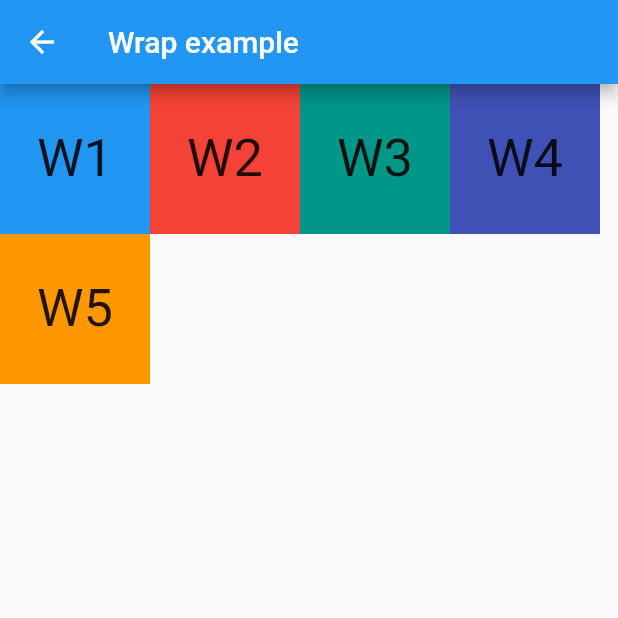
After one commit to Bivek10/animalGallery, a Flutter app: the screen it shows after launch, after a tap on "Wrap Example", on a phone screen of 412 x 824 dp, the top half of it. The commit adds this screen. Run offline on Flutter 3.47's test engine with Material 2 defaults, Android fonts, the phone set to English and light mode, and no system bars.

Commit message:
circle avatar, chip, wrap, stack

```diff
--- a/lib/circular_avatar.dart
+++ b/lib/circular_avatar.dart
@@ -2,8 +2,8 @@ import 'package:flutter/material.dart';
 import 'package:flutter/src/foundation/key.dart';
 import 'package:flutter/src/widgets/framework.dart';
 
-class CircularAvatars extends StatelessWidget {
-  const CircularAvatars({Key? key}) : super(key: key);
+class CircularAvatars1 extends StatelessWidget {
+  const CircularAvatars1({Key? key}) : super(key: key);
 
   @override
   Widget build(BuildContext context) {
--- a/lib/home_page.dart
+++ b/lib/home_page.dart
@@ -1,11 +1,16 @@
 import 'package:appone/bottom_navigator.dart';
 import 'package:appone/ink_well_ex.dart';
+import 'package:appone/stack_widget.dart';
+import 'package:appone/wrap_ex.dart';
 import 'package:flutter/material.dart';
 import 'package:flutter/src/animation/animation_controller.dart';
 import 'package:flutter/src/foundation/key.dart';
 import 'package:flutter/src/widgets/framework.dart';
 import 'package:flutter/src/widgets/ticker_provider.dart';
 
+import 'add_todo.dart';
+import 'chip_widget.dart';
+import 'circle_avtar.dart';
 import 'gesture_dectector_ex.dart';
 
 class HomePageMenu extends StatefulWidget {
@@ -79,6 +84,76 @@ class _HomePageMenuState extends State<HomePageMenu>
                 );
               },
               child: Text("Bottom Navigator  exmp"),
+            ),
+            SizedBox(
+              height: 10,
+            ),
+            ElevatedButton(
+              onPressed: () {
+                Navigator.push(
+                  context,
+                  MaterialPageRoute(
+                    builder: (context) => AddNote(),
+                  ),
+                );
+              },
+              child: Text("Todo Example"),
+            ),
+            SizedBox(
+              height: 10,
+            ),
+            ElevatedButton(
+              onPressed: () {
+                Navigator.push(
+                  context,
+                  MaterialPageRoute(
+                    builder: (context) => CircleAvtar(),
+                  ),
+                );
+              },
+              child: Text("Circle Avatar"),
+            ),
+            SizedBox(
+              height: 10,
+            ),
+            ElevatedButton(
+              onPressed: () {
+                Navigator.push(
+                  context,
+                  MaterialPageRoute(
+                    builder: (context) => ChipWidget(),
+                  ),
+                );
+              },
+              child: Text("Chip Example"),
+            ),
+            SizedBox(
+              height: 10,
+            ),
+            ElevatedButton(
+              onPressed: () {
+                Navigator.push(
+                  context,
+                  MaterialPageRoute(
+                    builder: (context) => StackExample(),
+                  ),
+                );
+              },
+              child: Text("Stack Example"),
+            ),
+            SizedBox(
+              height: 10,
+            ),
+            ElevatedButton(
+              onPressed: () {
+                Navigator.push(
+                  context,
+                  MaterialPageRoute(
+                    builder: (context) => WrapExample(),
+                  ),
+                );
+              },
+              child: Text("Wrap Example"),
             )
           ],
         ),
--- a/lib/login_page.dart
+++ b/lib/login_page.dart
@@ -70,7 +70,7 @@ class _LoginFormState extends State<LoginForm> {
                 Navigator.push(
                   context,
                   MaterialPageRoute(
-                    builder: (context) => ProfilePage(),
+                    builder: (context) => AddNote(),
                   ),
                 );
               },
--- /dev/null
+++ b/lib/wrap_ex.dart
@@ -0,0 +1,73 @@
+import 'package:flutter/material.dart';
+import 'package:flutter/src/foundation/key.dart';
+import 'package:flutter/src/widgets/framework.dart';
+
+class WrapExample extends StatelessWidget {
+  const WrapExample({Key? key}) : super(key: key);
+
+  @override
+  Widget build(BuildContext context) {
+    return Scaffold(
+      appBar: AppBar(
+        title: Text("Wrap example"),
+      ),
+      body: Wrap(
+        //direction: Axis.vertical,
+        //alignment: WrapAlignment.center,
+        //spacing: 8.0,
+        //runAlignment: WrapAlignment.center,
+        //runSpacing: 8.0,
+        //crossAxisAlignment: WrapCrossAlignment.center,
+        // textDirection: TextDirection.rtl,
+        // verticalDirection: VerticalDirection.up,
+        children: <Widget>[
+          Container(
+              color: Colors.blue,
+              width: 100,
+              height: 100,
+              child: Center(
+                  child: Text(
+                "W1",
+                textScaleFactor: 2.5,
+              ))),
+          Container(
+              color: Colors.red,
+              width: 100,
+              height: 100,
+              child: Center(
+                  child: Text(
+                "W2",
+                textScaleFactor: 2.5,
+              ))),
+          Container(
+              color: Colors.teal,
+              width: 100,
+              height: 100,
+              child: Center(
+                  child: Text(
+                "W3",
+                textScaleFactor: 2.5,
+              ))),
+          Container(
+              color: Colors.indigo,
+              width: 100,
+              height: 100,
+              child: Center(
+                  child: Text(
+                "W4",
+                textScaleFactor: 2.5,
+              ))),
+          Container(
+              color: Colors.orange,
+              width: 100,
+              height: 100,
+              child: Center(
+                  child: Text(
+                "W5",
+                textScaleFactor: 2.5,
+              ))),
+        ],
+      ),
+    );
+  }
+}
```
Also changed, not shown: lib/add_todo.dart (+4 -4 lines), lib/chip_widget.dart (added, +42 -0 lines), lib/circle_avtar.dart (added, +28 -0 lines), lib/ink_well_ex.dart (+8 -0 lines).
